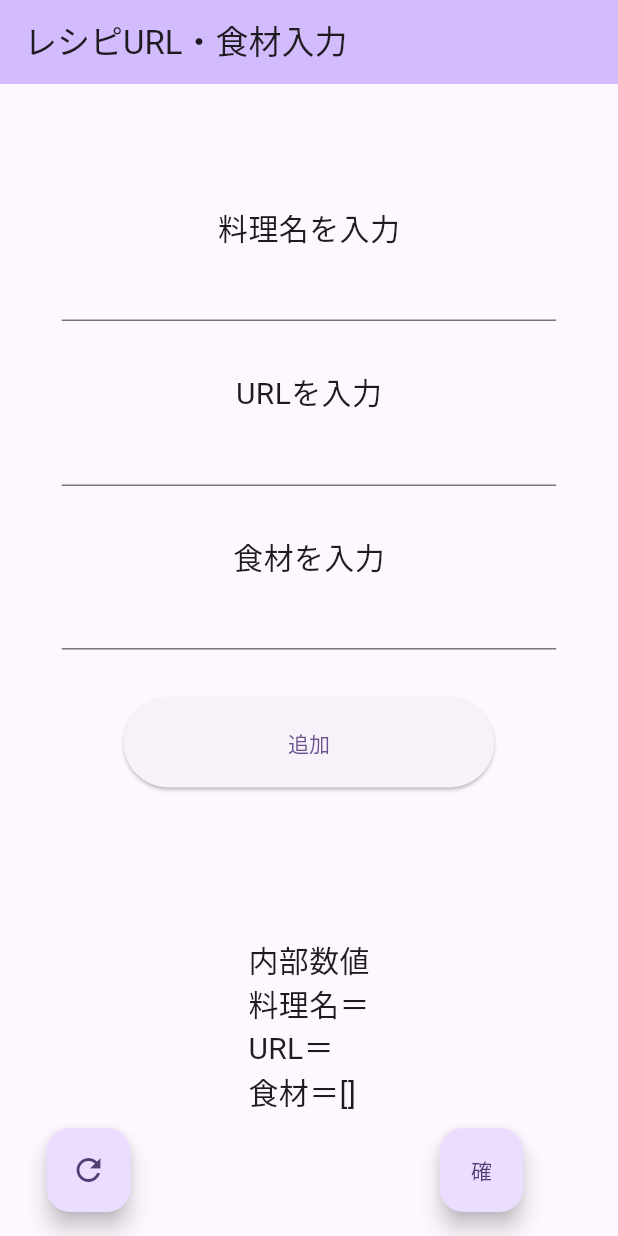
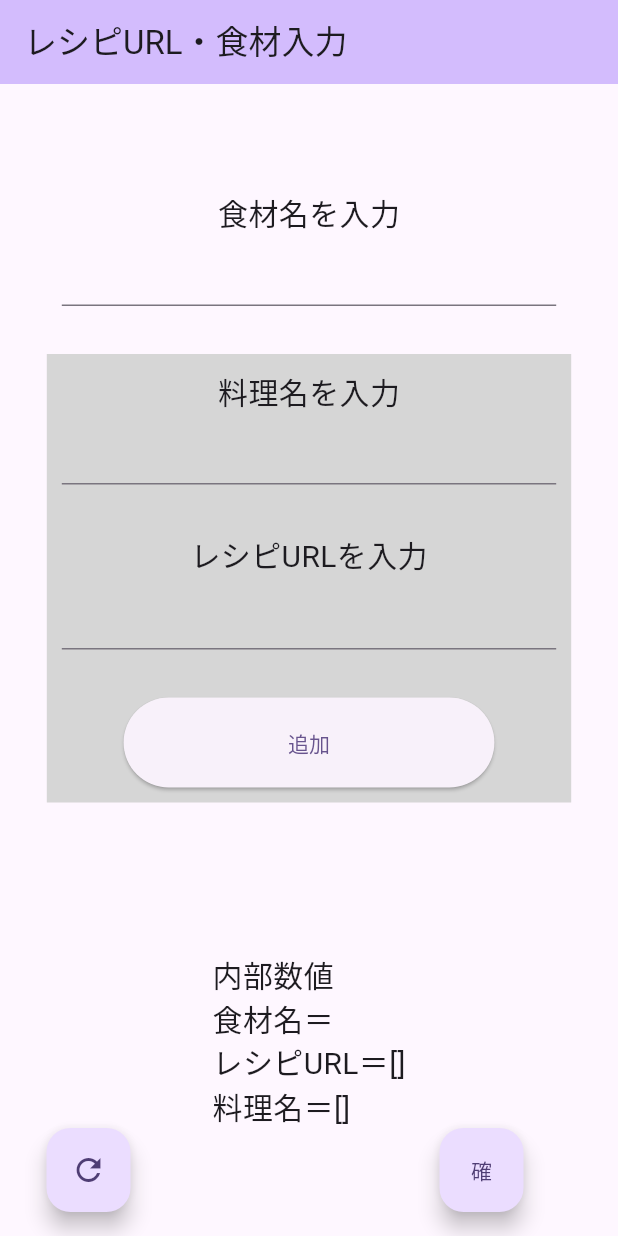
Before and after one commit to Ryuryu169/kumikomi_InputTool_public, a Flutter app: the screen it shows after launch, after a tap on "追加", on a phone screen of 412 x 824 dp. Run offline on Flutter 3.47's test engine with Material 2 defaults, Android fonts, the phone set to English and light mode, and no system bars; our stand-ins replace cloud_firestore, firebase_core; accounts and stored records are empty.

Commit message:
expirydate2 8/15

```diff
--- a/lib/main.dart
+++ b/lib/main.dart
@@ -37,17 +37,18 @@ class MyHomePage extends StatefulWidget {
 }
 
 class _MyHomePageState extends State<MyHomePage> {
+  String ingredientName = "";
   String recipeName = "";
-  String foodName = "";
   String recipeURL = "";
-  List<String> ingredientName=[];
+  List<String> recipeNames=[];
+  List<String> recipeURLs=[];
 
   Future<bool> checkIfDocExists(String docId) async {
     try {
       var doc = await FirebaseFirestore.instance.collection("Recipe").doc(docId).get();
       return doc.exists;
     } catch (e) {
-      throw e;
+      rethrow;
     }
   }
 
@@ -62,6 +63,24 @@ class _MyHomePageState extends State<MyHomePage> {
         child:Column(
           mainAxisAlignment: MainAxisAlignment.center,
           children: [
+            const Text("食材名を入力",style: TextStyle(fontSize: 20),),
+            SizedBox(
+              width: MediaQuery.of(context).size.width*0.8,
+              height: 80,
+              child: TextField(
+                onChanged: (text){
+                  setState(() {
+                    ingredientName = text;
+                  });
+                },
+              ),
+            ),
+            Container(
+              color: Colors.grey[350],
+              padding: const EdgeInsets.all(10),
+              child: Column(
+                mainAxisAlignment: MainAxisAlignment.center,
+                children: [
                   const Text("料理名を入力",style: TextStyle(fontSize: 20),),
                   SizedBox(
                     width: MediaQuery.of(context).size.width*0.8,
@@ -74,7 +93,7 @@ class _MyHomePageState extends State<MyHomePage> {
                       },
                     ),
                   ),
-            const Text("URLを入力",style: TextStyle(fontSize: 20),),
+                  const Text("レシピURLを入力",style: TextStyle(fontSize: 20),),
                   SizedBox(
                     width: MediaQuery.of(context).size.width*0.8,
                     height: 80,
@@ -86,32 +105,24 @@ class _MyHomePageState extends State<MyHomePage> {
                       },
                     ),
                   ),
-            const Text("食材を入力",style: TextStyle(fontSize: 20),),
-            SizedBox(
-              width: MediaQuery.of(context).size.width*0.8,
-              height: 80,
-              child: TextField(
-                onChanged: (text){
-                  setState(() {
-                    foodName = text;
-                  });
-                  },
-              ),
-            ),
                   Container(
                     width: MediaQuery.of(context).size.width*0.6,
                     height: 60,
                     child: ElevatedButton(
                       onPressed: () {
                         setState(() {
-                    ingredientName.add(foodName);
+                          recipeNames.add(recipeName);
+                          recipeURLs.add(recipeURL);
                         });
                       },
                       child: const Text("追加"),
                     ),
                   ),
+                ],
+              ),
+            ),
             const SizedBox(height: 100,),
-            Text("内部数値\n料理名＝$recipeName\nURL＝$recipeURL\n食材＝$ingredientName",style: const TextStyle(fontSize: 20),),
+            Text("内部数値\n食材名＝$ingredientName\nレシピURL＝$recipeURLs\n料理名＝$recipeNames",style: const TextStyle(fontSize: 20),),
           ],
         ),
       ),
@@ -121,7 +132,8 @@ class _MyHomePageState extends State<MyHomePage> {
           FloatingActionButton(
             onPressed: (){
               setState(() {
-                ingredientName=[];
+                recipeNames=[];
+                recipeURLs=[];
               });
             },
             tooltip: '食材リセット',
@@ -130,11 +142,11 @@ class _MyHomePageState extends State<MyHomePage> {
           SizedBox(width: MediaQuery.of(context).size.width*0.5,),
           FloatingActionButton(
             onPressed: ()async{
-              for(int i=0;i<ingredientName.length;i++){
-                if(await checkIfDocExists(recipeName)){
-                  FirebaseFirestore.instance.collection("Recipe").doc(recipeName).set({ingredientName[i] : recipeURL},SetOptions(merge:true));
+              for(int i=0;i<recipeNames.length;i++){
+                if(await checkIfDocExists(ingredientName)){
+                  FirebaseFirestore.instance.collection("Recipe").doc(ingredientName).set({recipeNames[i] : recipeURLs[i]},SetOptions(merge:true));
                 }else{
-                  FirebaseFirestore.instance.collection("Recipe").doc(recipeName).set({ ingredientName[i] : recipeURL});
+                  FirebaseFirestore.instance.collection("Recipe").doc(ingredientName).set({ recipeNames[i] : recipeURLs[i]});
                 }
               }
               },
```
Lines whose indentation alone changed are shown as unchanged.
